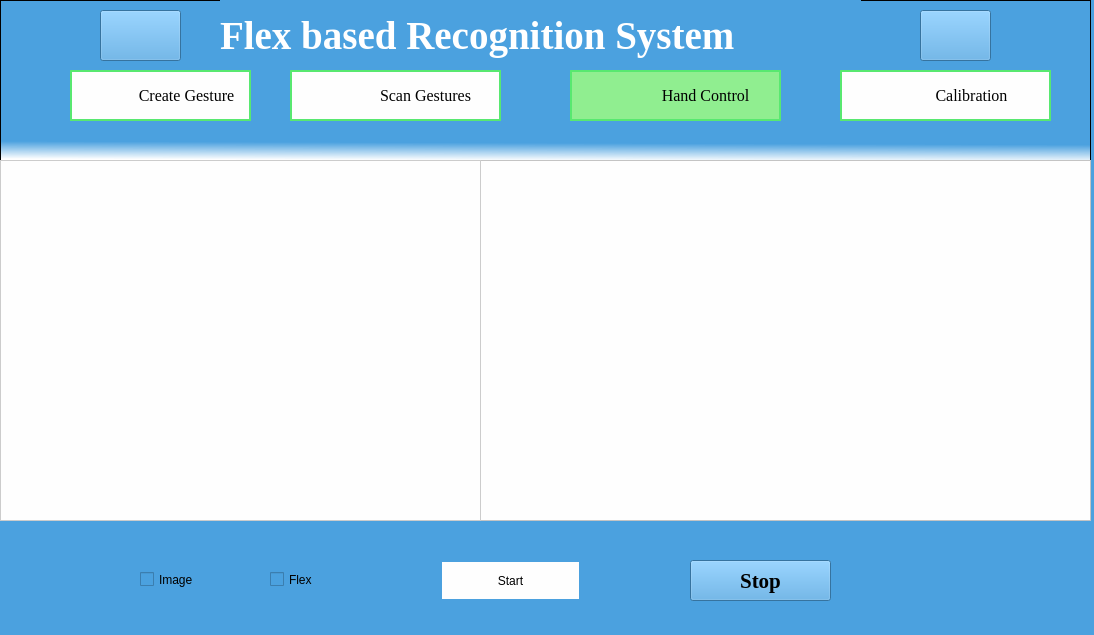
Old version of the form ui_files/hand_control.ui in the repository liudongdong1/DataGlove.
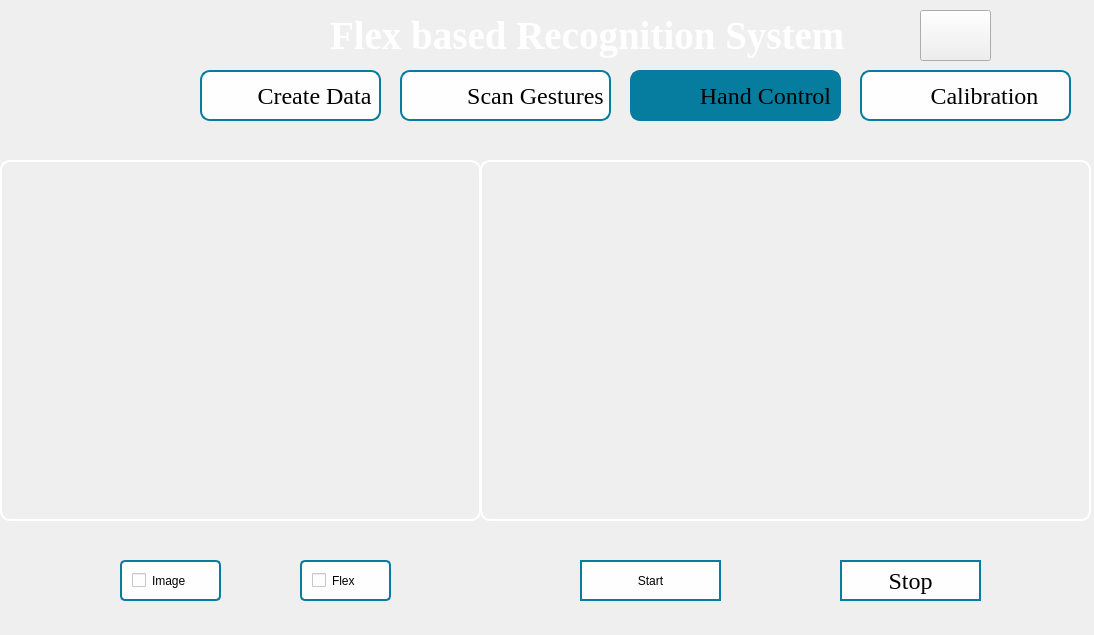
New version of the form. Icons and pictures are not drawn.

Diff of the .ui file:
```diff
--- a/ui_files/hand_control.ui
+++ b/ui_files/hand_control.ui
@@ -14,30 +14,15 @@
    <string>MainWindow</string>
   </property>
   <property name="styleSheet">
-   <string notr="true">background-color:rgba(75, 161, 223, 255)</string>
+   <string notr="true">QWidget#centralwidget{
+	border-image:url(&quot;icons/background1.png&quot;) ;
+}</string>
   </property>
   <widget class="QWidget" name="centralwidget">
-   <widget class="QGraphicsView" name="graphicsView_2">
-    <property name="geometry">
-     <rect>
-      <x>0</x>
-      <y>0</y>
-      <width>1091</width>
-      <height>161</height>
-     </rect>
-    </property>
-    <property name="toolTip">
-     <string>&lt;html&gt;&lt;head/&gt;&lt;body&gt;&lt;p&gt;&lt;br/&gt;&lt;/p&gt;&lt;/body&gt;&lt;/html&gt;</string>
-    </property>
-    <property name="styleSheet">
-     <string notr="true">background-color: qlineargradient(spread:pad, x1:0.543136, y1:0.074, x2:0.52, y2:1, stop:0.880682 rgba(75, 161, 223, 255), stop:1 rgba(255, 255, 255, 255));
-</string>
-    </property>
-   </widget>
    <widget class="QLabel" name="label">
     <property name="geometry">
      <rect>
-      <x>220</x>
+      <x>330</x>
       <y>0</y>
       <width>641</width>
       <height>71</height>
@@ -61,7 +46,7 @@
    <widget class="QPushButton" name="create">
     <property name="geometry">
      <rect>
-      <x>70</x>
+      <x>200</x>
       <y>70</y>
       <width>181</width>
       <height>51</height>
@@ -70,7 +55,7 @@
     <property name="font">
      <font>
       <family>TImes New Roman</family>
-      <pointsize>12</pointsize>
+      <pointsize>18</pointsize>
       <weight>50</weight>
       <italic>false</italic>
       <bold>false</bold>
@@ -81,12 +66,14 @@
     </property>
     <property name="styleSheet">
      <string notr="true">QPushButton#create{
-padding-left:-40px;
-color:black;
-background-color:#fefefe;
-border: 2px solid #58e870; border-radius:30px;
-background-image:url(&quot;icons/create.png&quot;);
-background-repeat:none;
+  padding-left:-30px;
+  color:black;
+  border: 2px solid #067d9e; 
+  font: 18pt &quot;TImes New Roman&quot;;
+  background-image:url(&quot;icons/create.png&quot;);
+  border-radius:10px;
+  background-color:#fefefe;
+  background-repeat:none;
 }
 QPushButton#create:hover
 {
@@ -95,13 +82,13 @@
 }</string>
     </property>
     <property name="text">
-     <string>   Create Gesture</string>
+     <string>   Create Data</string>
     </property>
    </widget>
    <widget class="QPushButton" name="scan_sen">
     <property name="geometry">
      <rect>
-      <x>570</x>
+      <x>630</x>
       <y>70</y>
       <width>211</width>
       <height>51</height>
@@ -110,7 +97,7 @@
     <property name="font">
      <font>
       <family>TImes New Roman</family>
-      <pointsize>12</pointsize>
+      <pointsize>18</pointsize>
       <weight>50</weight>
       <italic>false</italic>
       <bold>false</bold>
@@ -118,11 +105,12 @@
     </property>
     <property name="styleSheet">
      <string notr="true">QPushButton#scan_sen{
-padding-left:-40px;
+padding-left:-90px;
 color:black;
-background-color:lightgreen;
-border: 2px solid #58e870; border-radius:30px;
-font: 12pt &quot;TImes New Roman&quot;;
+background-color:#067d9e;
+border: 2px solid #067d9e; 
+border-radius:10px;
+font: 18pt &quot;TImes New Roman&quot;;
 background-image:url(&quot;icons/sent.png&quot;);
 background-repeat:none;
 }
@@ -139,7 +127,7 @@
    <widget class="QPushButton" name="scan_sinlge">
     <property name="geometry">
      <rect>
-      <x>290</x>
+      <x>400</x>
       <y>70</y>
       <width>211</width>
       <height>51</height>
@@ -148,7 +136,7 @@
     <property name="font">
      <font>
       <family>TImes New Roman</family>
-      <pointsize>12</pointsize>
+      <pointsize>18</pointsize>
       <weight>50</weight>
       <italic>false</italic>
       <bold>false</bold>
@@ -162,11 +150,12 @@
     </property>
     <property name="styleSheet">
      <string notr="true">QPushButton#scan_sinlge{
-padding-left:-40px;
+padding-left:-90px;
 color:black;
+border: 2px solid #067d9e; 
+font: 18pt &quot;TImes New Roman&quot;;
+border-radius:10px;
 background-color:#fefefe;
-border: 2px solid #58e870; border-radius:30px;
-font: 12pt &quot;TImes New Roman&quot;;
 background-image:url(&quot;icons/scan.png&quot;);
 background-repeat:none;
 }
@@ -183,7 +172,7 @@
    <widget class="QPushButton" name="exp2">
     <property name="geometry">
      <rect>
-      <x>840</x>
+      <x>860</x>
       <y>70</y>
       <width>211</width>
       <height>51</height>
@@ -192,7 +181,7 @@
     <property name="font">
      <font>
       <family>TImes New Roman</family>
-      <pointsize>12</pointsize>
+      <pointsize>18</pointsize>
       <weight>50</weight>
       <italic>false</italic>
       <bold>false</bold>
@@ -200,11 +189,12 @@
     </property>
     <property name="styleSheet">
      <string notr="true">QPushButton#exp2{
-padding-left:-40px;
+padding-left:-100px;
 color:black;
 background-color:#fefefe;
-border: 2px solid #58e870; border-radius:30px;
-font: 12pt &quot;TImes New Roman&quot;;
+border: 2px solid #067d9e; 
+border-radius:10px;
+font: 18pt &quot;TImes New Roman&quot;;
 background-image:url(&quot;icons/export.png&quot;);
 background-repeat:none;
 }
@@ -265,14 +255,15 @@
      </rect>
     </property>
     <property name="styleSheet">
-     <string notr="true">background-color:#fefefe;
-</string>
+     <string notr="true">border-radius: 10px;
+border: 2px solid white;
+background-color:rgb(14 , 135 , 228,0);</string>
     </property>
    </widget>
    <widget class="QPushButton" name="pushButton_2">
     <property name="geometry">
      <rect>
-      <x>440</x>
+      <x>580</x>
       <y>560</y>
       <width>141</width>
       <height>41</height>
@@ -282,8 +273,8 @@
      <string notr="true">QPushButton#pushButton_2{
 color: black;
 background-color:#fefefe;
-border: 2px solid #4ba1df; 
-font: 16pt &quot;Times New Roman&quot;;
+border: 2px solid #067d9e; 
+font: 18pt &quot;Times New Roman&quot;;
 background-repeat:none;
 }
 QPushButton#pushButton_2:hover
@@ -306,8 +297,8 @@
      </rect>
     </property>
     <property name="styleSheet">
-     <string notr="true">background-color:#fefefe;
-border: 1px solid #ccc;</string>
+     <string notr="true">border-radius: 10px;
+border: 2px solid white;</string>
     </property>
     <property name="text">
      <string/>
@@ -316,7 +307,7 @@
    <widget class="QPushButton" name="pushButton_3">
     <property name="geometry">
      <rect>
-      <x>690</x>
+      <x>840</x>
       <y>560</y>
       <width>141</width>
       <height>41</height>
@@ -325,23 +316,24 @@
     <property name="font">
      <font>
       <family>Times New Roman</family>
-      <pointsize>16</pointsize>
-      <weight>75</weight>
-      <bold>true</bold>
+      <pointsize>18</pointsize>
+      <weight>50</weight>
+      <italic>false</italic>
+      <bold>false</bold>
      </font>
     </property>
     <property name="autoFillBackground">
      <bool>false</bool>
     </property>
     <property name="styleSheet">
-     <string notr="true">QPushButton#pushButton{
+     <string notr="true">QPushButton#pushButton_3{
 color: black;
-background-color:white;
-border: 2px solid #4ba1df; 
-font: 16pt &quot;Times New Roman&quot;;
+background-color:#fefefe;
+border: 2px solid #067d9e; 
+font: 18pt &quot;Times New Roman&quot;;
 background-repeat:none;
 }
-QPushButton#pushButton:hover
+QPushButton#pushButton_3:hover
 {
 	background-color:lightgreen;
 	color:black;
@@ -354,14 +346,19 @@
    <widget class="QCheckBox" name="checkBox">
     <property name="geometry">
      <rect>
-      <x>140</x>
-      <y>570</y>
-      <width>81</width>
-      <height>19</height>
+      <x>120</x>
+      <y>560</y>
+      <width>101</width>
+      <height>41</height>
      </rect>
     </property>
     <property name="styleSheet">
-     <string notr="true">font: 14pt &quot;TImes New Roman&quot; ;</string>
+     <string notr="true">padding-left:10px;
+color:black;
+background-color:#fefefe;
+border: 2px solid #067d9e; 
+border-radius:5px;
+font: 18pt &quot;TImes New Roman&quot;;</string>
     </property>
     <property name="text">
      <string>Image</string>
@@ -370,14 +367,19 @@
    <widget class="QCheckBox" name="checkBox_2">
     <property name="geometry">
      <rect>
-      <x>270</x>
-      <y>570</y>
-      <width>81</width>
-      <height>19</height>
+      <x>300</x>
+      <y>560</y>
+      <width>91</width>
+      <height>41</height>
      </rect>
     </property>
     <property name="styleSheet">
-     <string notr="true">font: 14pt &quot;TImes New Roman&quot; ;</string>
+     <string notr="true">padding-left:10px;
+color:black;
+background-color:#fefefe;
+border: 2px solid #067d9e; 
+border-radius:5px;
+font: 18pt &quot;TImes New Roman&quot;;</string>
     </property>
     <property name="text">
      <string>Flex</string>
@@ -386,7 +388,7 @@
    <widget class="QPushButton" name="transfer">
     <property name="geometry">
      <rect>
-      <x>100</x>
+      <x>170</x>
       <y>10</y>
       <width>81</width>
       <height>51</height>
@@ -394,7 +396,8 @@
     </property>
     <property name="styleSheet">
      <string notr="true">QPushButton#transfer{
-background-image:url(&quot;icons/gesture.png&quot;);
+border-radius: 10px;
+border-image:url(&quot;icons/gesture.png&quot;) 4 4 4 4 stretch stretch;
 background-repeat:no-repeat;
 background-size:100% 100%;
 }</string>
```
Left out of the diff: 29 changed lines with no effect on the pictures.
